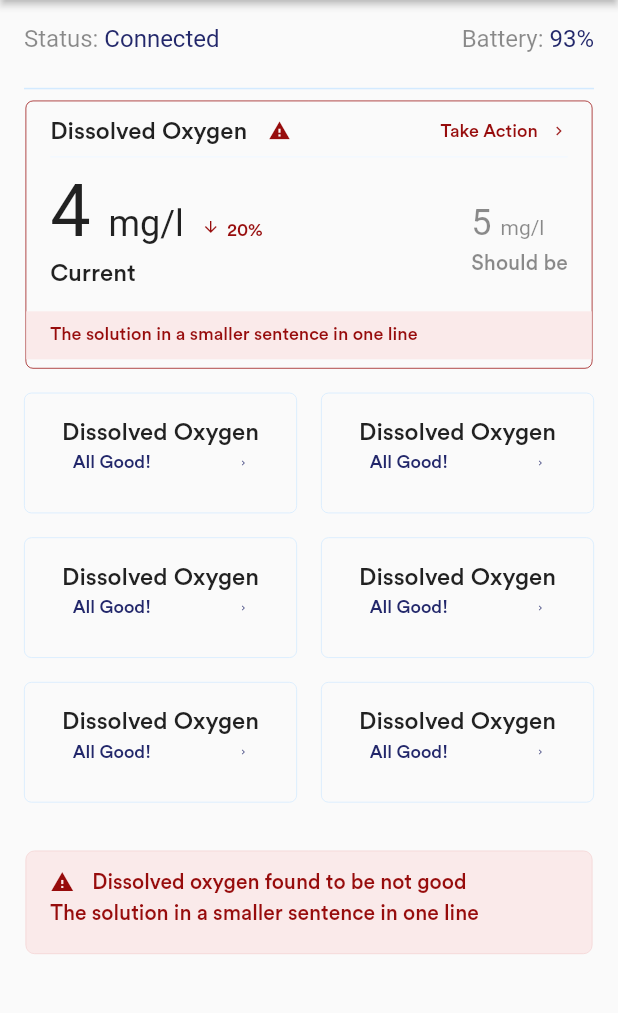
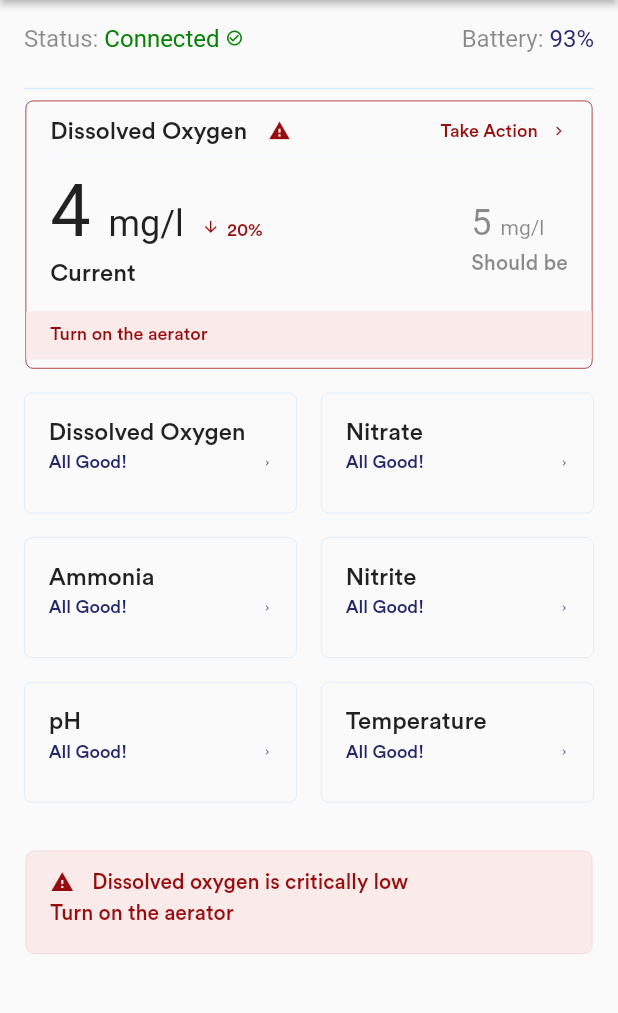
Before and after one commit to PranavNair01/Finflow_App, a Flutter app: the HomePage screen opened by its route, on a phone screen of 412 x 824 dp, the part 134-1147 px from its top. Run offline on Flutter 3.47's test engine with Material 2 defaults, Android fonts, the light colour scheme and no system bars; our stand-ins replace firebase_auth, firebase_core, flutter_svg; accounts and stored records are empty.

```diff
--- a/lib/screens/home_page.dart
+++ b/lib/screens/home_page.dart
@@ -43,6 +43,8 @@ class _HomePageState extends State<HomePage> {
                 Row(
                   mainAxisAlignment: MainAxisAlignment.spaceBetween,
                   children: [
+                    Row(
+                      children: [
                         Text.rich(
                           TextSpan(
                             text: 'Status: ',
@@ -55,11 +57,19 @@ class _HomePageState extends State<HomePage> {
                                 text: 'Connected',
                                 style: TextStyle(
                                   fontSize: 16,
-                              color: Color(0xFF23286B)
+                                  color: Color(0xFF048204)
                                 )
-                          )
+                              ),
                             ]
                           )
+                        ),
+                        SizedBox(width: 4,),
+                        Icon(
+                          Icons.check_circle_outline,
+                          color: Color(0xFF048204),
+                          size: 12,
+                        )
+                      ],
                     ),
                     Text.rich(
                         TextSpan(
@@ -263,7 +273,7 @@ class _HomePageState extends State<HomePage> {
                             color: Color(0xFFFAEAEA)
                           ),
                           child: Text(
-                            'The solution in a smaller sentence in one line',
+                            'Turn on the aerator',
                             style: TextStyle(
                               color: Color(0xFF970C0C),
                               fontSize: 12
@@ -296,6 +306,7 @@ class _HomePageState extends State<HomePage> {
                       child: Padding(
                         padding: const EdgeInsets.all(16.0),
                         child: Column(
+                          crossAxisAlignment: CrossAxisAlignment.start,
                           children: [
                             Text(
                               'Dissolved Oxygen',
@@ -304,9 +315,7 @@ class _HomePageState extends State<HomePage> {
                               ),
                             ),
                             SizedBox(height: 4,),
-                            Padding(
-                              padding: const EdgeInsets.symmetric(horizontal: 16),
-                              child: Row(
+                            Row(
                               mainAxisAlignment: MainAxisAlignment.spaceBetween,
                               children: [
                                 Text(
@@ -322,7 +331,6 @@ class _HomePageState extends State<HomePage> {
                                   color: Color(0xFF23286B),
                                 )
                               ],
-                              ),
                             )
                           ],
                         ),
@@ -341,17 +349,16 @@ class _HomePageState extends State<HomePage> {
                       child: Padding(
                         padding: const EdgeInsets.all(16.0),
                         child: Column(
+                          crossAxisAlignment: CrossAxisAlignment.start,
                           children: [
                             Text(
-                              'Dissolved Oxygen',
+                              'Nitrate',
                               style: TextStyle(
                                   fontSize: 16
                               ),
                             ),
                             SizedBox(height: 4,),
-                            Padding(
-                              padding: const EdgeInsets.symmetric(horizontal: 16),
-                              child: Row(
+                            Row(
                               mainAxisAlignment: MainAxisAlignment.spaceBetween,
                               children: [
                                 Text(
@@ -367,7 +374,6 @@ class _HomePageState extends State<HomePage> {
                                   color: Color(0xFF23286B),
                                 )
                               ],
-                              ),
                             )
                           ],
                         ),
@@ -386,17 +392,16 @@ class _HomePageState extends State<HomePage> {
                       child: Padding(
                         padding: const EdgeInsets.all(16.0),
                         child: Column(
+                          crossAxisAlignment: CrossAxisAlignment.start,
                           children: [
                             Text(
-                              'Dissolved Oxygen',
+                              'Ammonia',
                               style: TextStyle(
                                   fontSize: 16
                               ),
                             ),
                             SizedBox(height: 4,),
-                            Padding(
-                              padding: const EdgeInsets.symmetric(horizontal: 16),
-                              child: Row(
+                            Row(
                               mainAxisAlignment: MainAxisAlignment.spaceBetween,
                               children: [
                                 Text(
@@ -412,7 +417,6 @@ class _HomePageState extends State<HomePage> {
                                   color: Color(0xFF23286B),
                                 )
                               ],
-                              ),
                             )
                           ],
                         ),
@@ -431,17 +435,16 @@ class _HomePageState extends State<HomePage> {
                       child: Padding(
                         padding: const EdgeInsets.all(16.0),
                         child: Column(
+                          crossAxisAlignment: CrossAxisAlignment.start,
                           children: [
                             Text(
-                              'Dissolved Oxygen',
+                              'Nitrite',
                               style: TextStyle(
                                   fontSize: 16
                               ),
                             ),
                             SizedBox(height: 4,),
-                            Padding(
-                              padding: const EdgeInsets.symmetric(horizontal: 16),
-                              child: Row(
+                            Row(
                               mainAxisAlignment: MainAxisAlignment.spaceBetween,
                               children: [
                                 Text(
@@ -457,7 +460,6 @@ class _HomePageState extends State<HomePage> {
                                   color: Color(0xFF23286B),
                                 )
                               ],
-                              ),
                             )
                           ],
                         ),
@@ -476,17 +478,16 @@ class _HomePageState extends State<HomePage> {
                       child: Padding(
                         padding: const EdgeInsets.all(16.0),
                         child: Column(
+                          crossAxisAlignment: CrossAxisAlignment.start,
                           children: [
                             Text(
-                              'Dissolved Oxygen',
+                              'pH',
                               style: TextStyle(
                                   fontSize: 16
                               ),
                             ),
                             SizedBox(height: 4,),
-                            Padding(
-                              padding: const EdgeInsets.symmetric(horizontal: 16),
-                              child: Row(
+                            Row(
                               mainAxisAlignment: MainAxisAlignment.spaceBetween,
                               children: [
                                 Text(
@@ -502,7 +503,6 @@ class _HomePageState extends State<HomePage> {
                                   color: Color(0xFF23286B),
                                 )
                               ],
-                              ),
                             )
                           ],
                         ),
@@ -521,17 +521,16 @@ class _HomePageState extends State<HomePage> {
                       child: Padding(
                         padding: const EdgeInsets.all(16.0),
                         child: Column(
+                          crossAxisAlignment: CrossAxisAlignment.start,
                           children: [
                             Text(
-                              'Dissolved Oxygen',
+                              'Temperature',
                               style: TextStyle(
                                   fontSize: 16
                               ),
                             ),
                             SizedBox(height: 4,),
-                            Padding(
-                              padding: const EdgeInsets.symmetric(horizontal: 16),
-                              child: Row(
+                            Row(
                               mainAxisAlignment: MainAxisAlignment.spaceBetween,
                               children: [
                                 Text(
@@ -547,7 +546,6 @@ class _HomePageState extends State<HomePage> {
                                   color: Color(0xFF23286B),
                                 )
                               ],
-                              ),
                             )
                           ],
                         ),
@@ -558,7 +556,9 @@ class _HomePageState extends State<HomePage> {
                 SizedBox(height: 16,),
                 if(!isIssue) GestureDetector(
                   onTap: () {
+                    setState(() {
                       isIssue = true;
+                    });
                   },
                   child: Image.asset(
                     'assets/images/clip-end-of-quarantine-happy-and-joyful-girl-2.png',
@@ -567,7 +567,19 @@ class _HomePageState extends State<HomePage> {
                   ),
                 ),
                 SizedBox(height: 16,),
-                if(!isIssue) Row(
+                if(!isIssue) Container(
+                  width: MediaQuery.of(context).size.width / 1.09,
+                  height: MediaQuery.of(context).size.height / 18.45,
+                  padding: EdgeInsets.all(12),
+                  decoration: BoxDecoration(
+                    color: Color(0xFFF3F9FF),
+                    borderRadius: BorderRadius.circular(6),
+                    border: Border.all(
+                      color: Color(0xFFD3EAFF),
+                      width: 0.5,
+                    )
+                  ),
+                  child: Row(
                     children: [
                       Icon(
                         Icons.check_circle,
@@ -583,6 +595,7 @@ class _HomePageState extends State<HomePage> {
                         ),
                       )
                     ],
+                  ),
                 )
                 else Container(
                   width: MediaQuery.of(context).size.width / 1.09,
@@ -608,7 +621,7 @@ class _HomePageState extends State<HomePage> {
                           ),
                           SizedBox(width: 12,),
                           Text(
-                            'Dissolved oxygen found to be not good',
+                            'Dissolved oxygen is critically low',
                             style: TextStyle(
                               color: Color(0xFF970C0C),
                               fontSize: 14,
@@ -618,7 +631,7 @@ class _HomePageState extends State<HomePage> {
                       ),
                       SizedBox(height: 4,),
                       Text(
-                        'The solution in a smaller sentence in one line',
+                        'Turn on the aerator',
                         style: TextStyle(
                           color: Color(0xFF970C0C),
                           fontSize: 14
```
Also changed, not shown: lib/screens/otp_page.dart (+56 -6 lines), lib/screens/signup_page.dart (+8 -2 lines), lib/utils/snackbar_message.dart (added, +24 -0 lines), 47 other files. Lines whose indentation alone changed are shown as unchanged.
